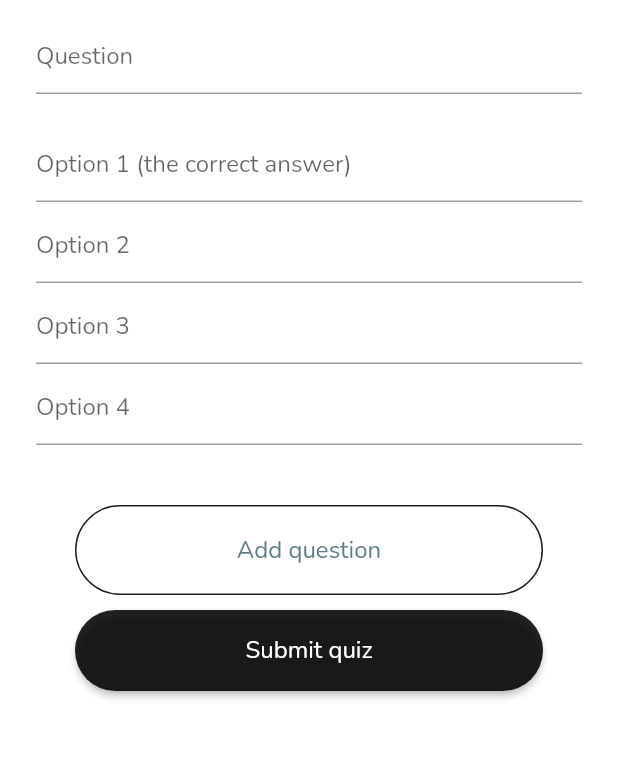
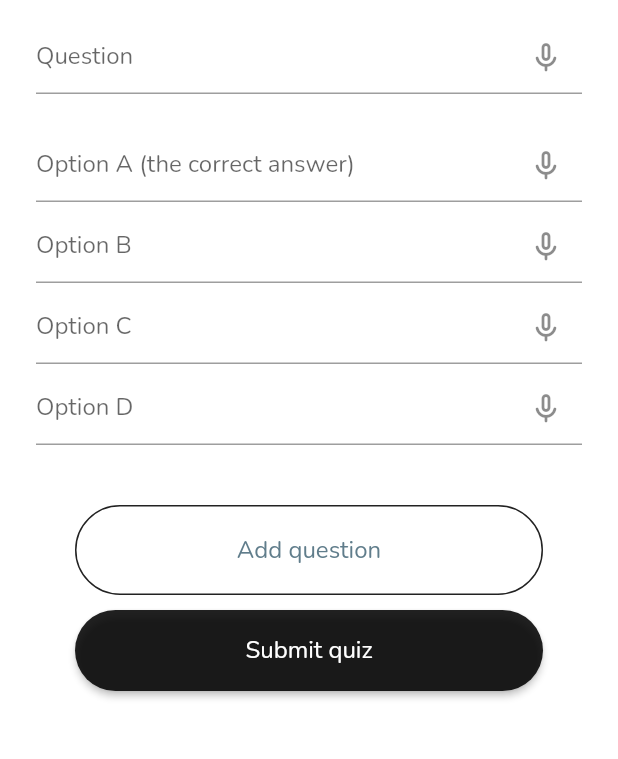
Before and after one commit to SANGNGUYEN24/dev-fest-2021-final-project, a Flutter app: the AddQuestion screen opened directly with empty values, on a phone screen of 412 x 824 dp, the part 62-821 px from its top. Run offline on Flutter 3.47's test engine with Material 2 defaults, Android fonts, the light colour scheme and no system bars; our stand-ins replace cloud_firestore, email_validator, firebase_auth, firebase_core, flutter_svg, font_awesome_flutter and 3 more; accounts and stored records are empty.

```diff
--- a/lib/views/add_question.dart
+++ b/lib/views/add_question.dart
@@ -167,7 +167,10 @@ class _AddQuestionState extends State<AddQuestion> {
                           decoration: InputDecoration(
                             hintText: "Question",
                             suffixIcon: questionController.text.isEmpty
-                                ? Container(width: 0)
+                                ? IconButton(
+                                    onPressed: () {},
+                                    icon: Icon(Icons.mic_none_rounded),
+                                  )
                                 : IconButton(
                                     icon: Icon(Icons.close),
                                     onPressed: () => questionController.clear(),
@@ -185,11 +188,14 @@ class _AddQuestionState extends State<AddQuestion> {
                           maxLines: null,
                           controller: option1Controller,
                           validator: (val) =>
-                              val!.isEmpty ? "Enter option 1" : null,
+                              val!.isEmpty ? "Enter option A" : null,
                           decoration: InputDecoration(
-                            hintText: "Option 1 (the correct answer)",
+                            hintText: "Option A (the correct answer)",
                             suffixIcon: option1Controller.text.isEmpty
-                                ? Container(width: 0)
+                                ? IconButton(
+                                    onPressed: () {},
+                                    icon: Icon(Icons.mic_none_rounded),
+                                  )
                                 : IconButton(
                                     icon: Icon(Icons.close),
                                     onPressed: () => option1Controller.clear(),
@@ -207,11 +213,14 @@ class _AddQuestionState extends State<AddQuestion> {
                           maxLines: null,
                           controller: option2Controller,
                           validator: (val) =>
-                              val!.isEmpty ? "Enter option 2" : null,
+                              val!.isEmpty ? "Enter option B" : null,
                           decoration: InputDecoration(
-                            hintText: "Option 2",
+                            hintText: "Option B",
                             suffixIcon: option2Controller.text.isEmpty
-                                ? Container(width: 0)
+                                ? IconButton(
+                                    onPressed: () {},
+                                    icon: Icon(Icons.mic_none_rounded),
+                                  )
                                 : IconButton(
                                     icon: Icon(Icons.close),
                                     onPressed: () => option2Controller.clear(),
@@ -229,11 +238,14 @@ class _AddQuestionState extends State<AddQuestion> {
                           maxLines: null,
                           controller: option3Controller,
                           validator: (val) =>
-                              val!.isEmpty ? "Enter option 3" : null,
+                              val!.isEmpty ? "Enter option C" : null,
                           decoration: InputDecoration(
-                            hintText: "Option 3",
+                            hintText: "Option C",
                             suffixIcon: option3Controller.text.isEmpty
-                                ? Container(width: 0)
+                                ? IconButton(
+                                    onPressed: () {},
+                                    icon: Icon(Icons.mic_none_rounded),
+                                  )
                                 : IconButton(
                                     icon: Icon(Icons.close),
                                     onPressed: () => option3Controller.clear(),
@@ -251,11 +263,14 @@ class _AddQuestionState extends State<AddQuestion> {
                           maxLines: null,
                           controller: option4Controller,
                           validator: (val) =>
-                              val!.isEmpty ? "Enter option 4" : null,
+                              val!.isEmpty ? "Enter option D" : null,
                           decoration: InputDecoration(
-                            hintText: "Option 4",
+                            hintText: "Option D",
                             suffixIcon: option4Controller.text.isEmpty
-                                ? Container(width: 0)
+                                ? IconButton(
+                                    onPressed: () {},
+                                    icon: Icon(Icons.mic_none_rounded),
+                                  )
                                 : IconButton(
                                     icon: Icon(Icons.close),
                                     onPressed: () => option4Controller.clear(),
@@ -296,7 +311,7 @@ class _AddQuestionState extends State<AddQuestion> {
                                   borderRadius: BorderRadius.circular(50))),
                         ),
                         SizedBox(
-                          height: 40,
+                          height: 64,
                         )
                       ],
                     ),
--- a/lib/views/home.dart
+++ b/lib/views/home.dart
@@ -89,6 +89,7 @@ class _HomeState extends State<Home> {
         ) ??
         false;
   }
+  // TODO create/delete quiz successfully
 
   /// The UI of the page
   @override
--- a/lib/widgets/quiz_card.dart
+++ b/lib/widgets/quiz_card.dart
@@ -67,6 +67,7 @@ class QuizCard extends StatelessWidget {
                 builder: (context) => PlayQuiz(
                       quizId: quizId,
                       userId: userId,
+                      quizTitle: title,
                     )));
       },
       onLongPress: () {
@@ -102,7 +103,7 @@ class QuizCard extends StatelessWidget {
                       style: TextStyle(
                           color: Colors.white,
                           fontSize: 18,
-                          fontWeight: FontWeight.w500),
+                          fontWeight: FontWeight.bold),
                       maxLines: 1,
                       textAlign: TextAlign.center,
                       overflow: TextOverflow.ellipsis,
--- a/lib/widgets/widgets.dart
+++ b/lib/widgets/widgets.dart
@@ -28,11 +28,11 @@ Widget appBarTitle(BuildContext context) {
         TextSpan(
             text: 'BK',
             style:
-                TextStyle(fontWeight: FontWeight.w600, color: kSecondaryColor)),
+                TextStyle(fontWeight: FontWeight.bold, color: kSecondaryColor)),
         TextSpan(
             text: 'Quiz',
             style:
-                TextStyle(fontWeight: FontWeight.w600, color: kPrimaryColor)),
+                TextStyle(fontWeight: FontWeight.bold, color: kPrimaryColor)),
       ],
     ),
   );
```
Also changed, not shown: lib/views/create_quiz.dart (+32 -8 lines), lib/views/play_quiz.dart (+67 -7 lines), lib/widgets/quiz_play_widgets.dart (+4 -4 lines).
